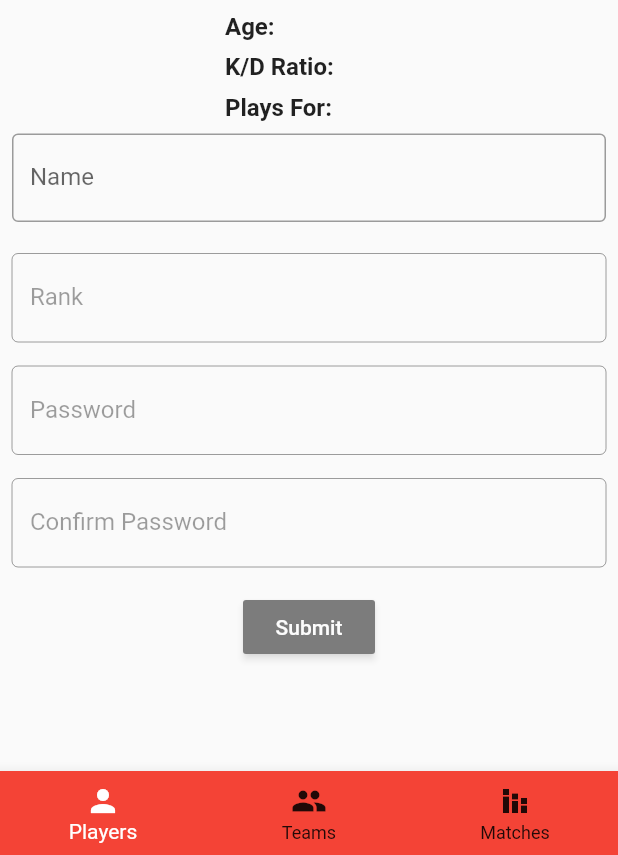
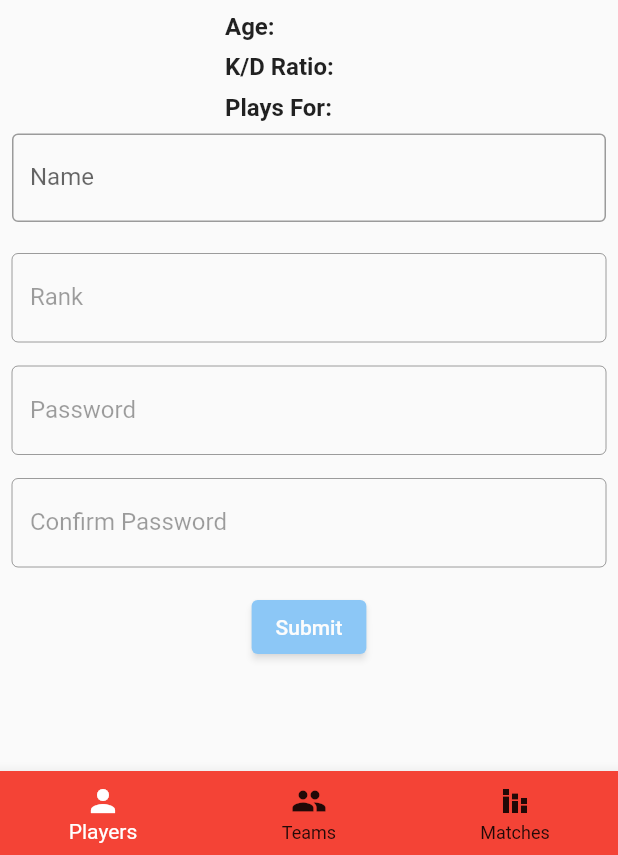
Before and after one commit to vikilinho/helpzo, a Flutter app: the screen it shows after launch, on a phone screen of 412 x 824 dp, the part 381-1236 px from its top. Run offline on Flutter 3.47's test engine with Material 2 defaults, Android fonts, the phone set to English and light mode, and no system bars.

```diff
--- a/lib/screens/players.dart
+++ b/lib/screens/players.dart
@@ -201,8 +201,7 @@ class _PlayersScreenState extends State<PlayersScreen> {
               opacity: enableSubmit ? 1 : 0.5,
               child: Padding(
                 padding: const EdgeInsets.all(8.0),
-                child: RaisedButton(
-                  color: Colors.black,
+                child: ElevatedButton(
                   onPressed: () {},
                   child: Text(
                     'Submit',
```
